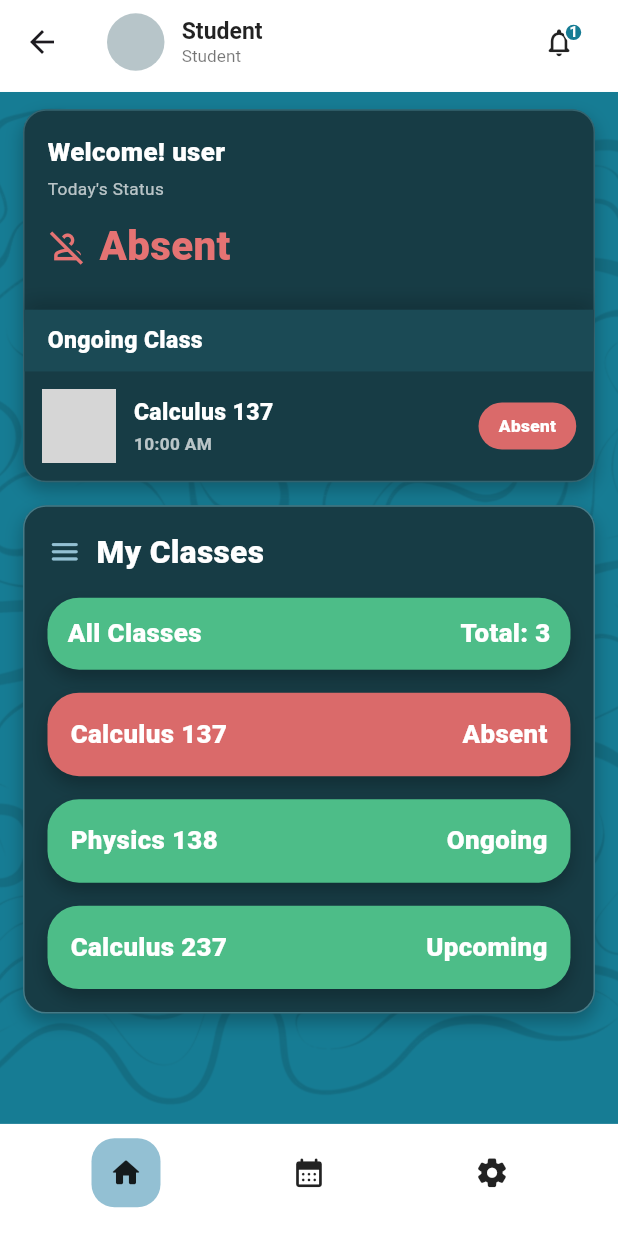
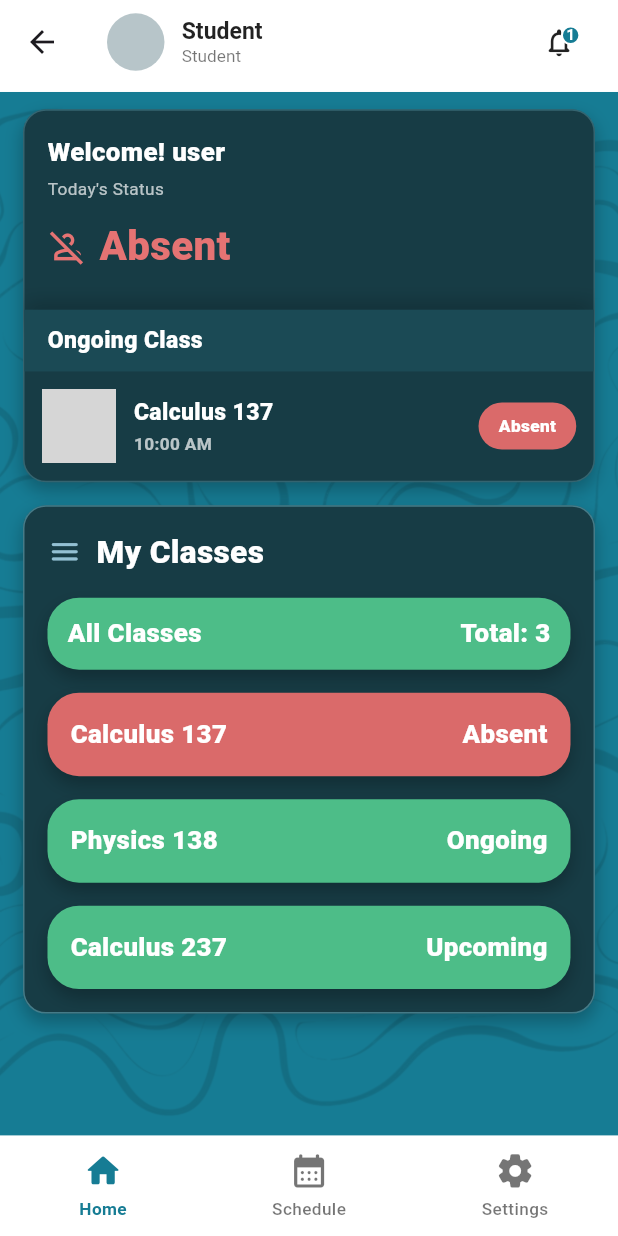
Before and after one commit to Scorch879/t_racks_softdev_1, a Flutter app: the StudentHomeScreen screen opened by its route, on a phone screen of 412 x 824 dp. Run offline on Flutter 3.47's test engine with Material 3 defaults, Android fonts, the light colour scheme and no system bars; our stand-ins replace flutter_dotenv, shared_preferences, smooth_page_indicator, supabase_flutter; accounts and stored records are empty; grey boxes are pictures that could not be loaded.

Commit message:
made minor changes

```diff
--- a/lib/screens/student/student_home_screen.dart
+++ b/lib/screens/student/student_home_screen.dart
@@ -433,13 +433,18 @@ class _TopBarState extends State<_TopBar> {
               children: [
                 IconButton(
                   iconSize: 22 * scale + 1,
+                  constraints: BoxConstraints(
+                    minWidth: 44 * scale,
+                    minHeight: 44 * scale,
+                  ),
+                  padding: EdgeInsets.zero,
                   onPressed: widget.onNotificationsPressed,
                   icon: const Icon(Icons.notifications_none_rounded),
                   color: Colors.black87,
                 ),
                 Positioned(
-                  right: 8 * scale,
-                  top: 8 * scale,
+                  right: 10 * scale,
+                  top: 10 * scale,
                   child: Container(
                     padding: EdgeInsets.all(2.5 * scale),
                     decoration: BoxDecoration(
@@ -781,34 +786,35 @@ class _BottomNavState extends State<_BottomNav> {
   Widget build(BuildContext context) {
     final scale = widget.scale;
     return Container(
-      padding: EdgeInsets.only(
-        left: 24 * scale,
-        right: 24 * scale,
-        top: 10 * scale,
-        bottom: 20 * scale,
-      ),
+      height: 70 * scale,
       decoration: const BoxDecoration(color: Colors.white),
       child: Row(
-        mainAxisAlignment: MainAxisAlignment.spaceAround,
+        crossAxisAlignment: CrossAxisAlignment.stretch,
         children: [
-          _BottomItem(
+          Expanded(
+            child: _BottomItem(
               icon: Icons.home_rounded,
               label: 'Home',
               scale: scale,
               isActive: true,
               onTap: widget.onNavHome,
             ),
-          _BottomItem(
+          ),
+          Expanded(
+            child: _BottomItem(
               icon: Icons.calendar_month_rounded,
               label: 'Schedule',
               scale: scale,
               onTap: widget.onNavSchedule,
             ),
-          _BottomItem(
+          ),
+          Expanded(
+            child: _BottomItem(
               icon: Icons.settings_rounded,
               label: 'Settings',
               scale: scale,
               onTap: widget.onNavSettings,
+            ),
           ),
         ],
       ),
@@ -839,21 +845,27 @@ class _BottomItemState extends State<_BottomItem> {
   @override
   Widget build(BuildContext context) {
     final scale = widget.scale;
-    final Color iconAndTextColor = Colors.black87;
-    final Color activeBg = _accentCyan;
+    final Color iconAndTextColor = widget.isActive ? const Color(0xFF167C94) : Colors.black54;
+
     return Semantics(
       label: widget.label,
       button: true,
       child: InkWell(
-        borderRadius: BorderRadius.circular(16 * scale),
         onTap: widget.onTap,
-        child: Container(
-          padding: EdgeInsets.all(12 * scale),
-          decoration: BoxDecoration(
-            color: widget.isActive ? activeBg : Colors.transparent,
-            borderRadius: BorderRadius.circular(16 * scale),
+        child: Column(
+          mainAxisAlignment: MainAxisAlignment.center,
+          children: [
+            Icon(widget.icon, color: iconAndTextColor, size: 28 * scale),
+            SizedBox(height: 4 * scale),
+            Text(
+              widget.label,
+              style: TextStyle(
+                color: iconAndTextColor,
+                fontSize: 12 * scale,
+                fontWeight: widget.isActive ? FontWeight.w600 : FontWeight.w500,
               ),
-          child: Icon(widget.icon, color: iconAndTextColor, size: 24 * scale),
+            ),
+          ],
         ),
       ),
     );
```
Lines whose indentation alone changed are shown as unchanged.
